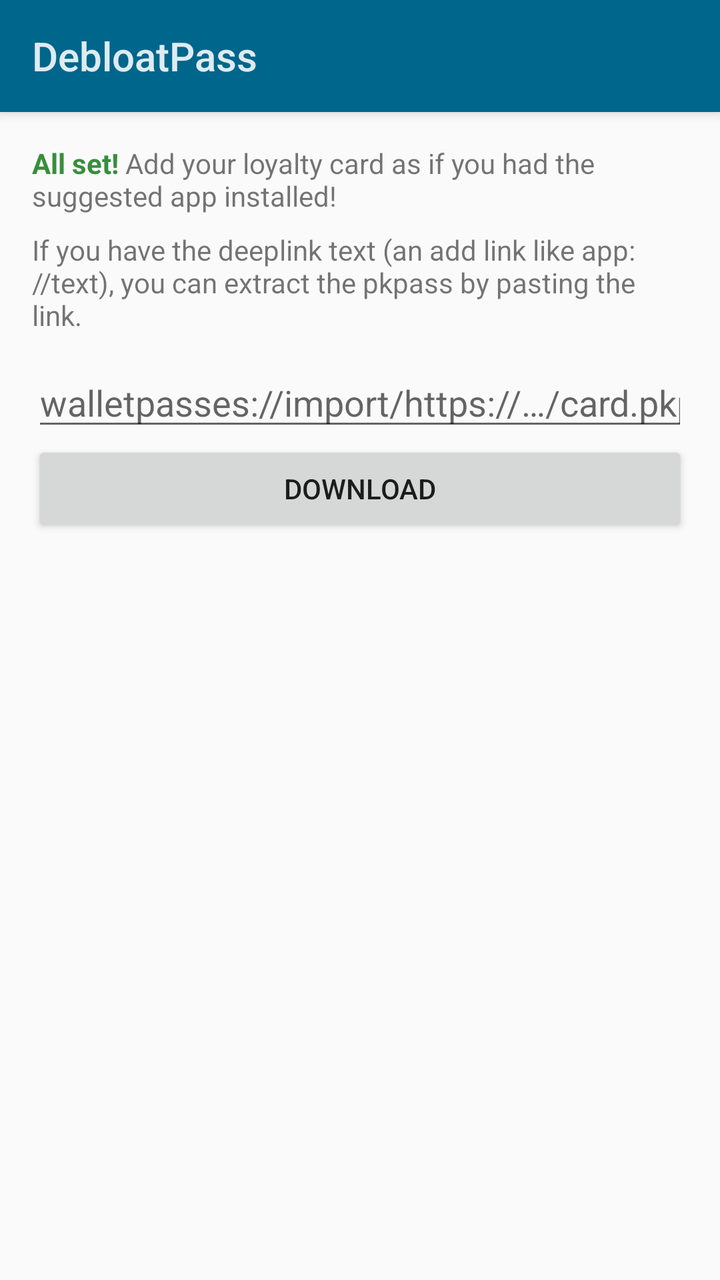
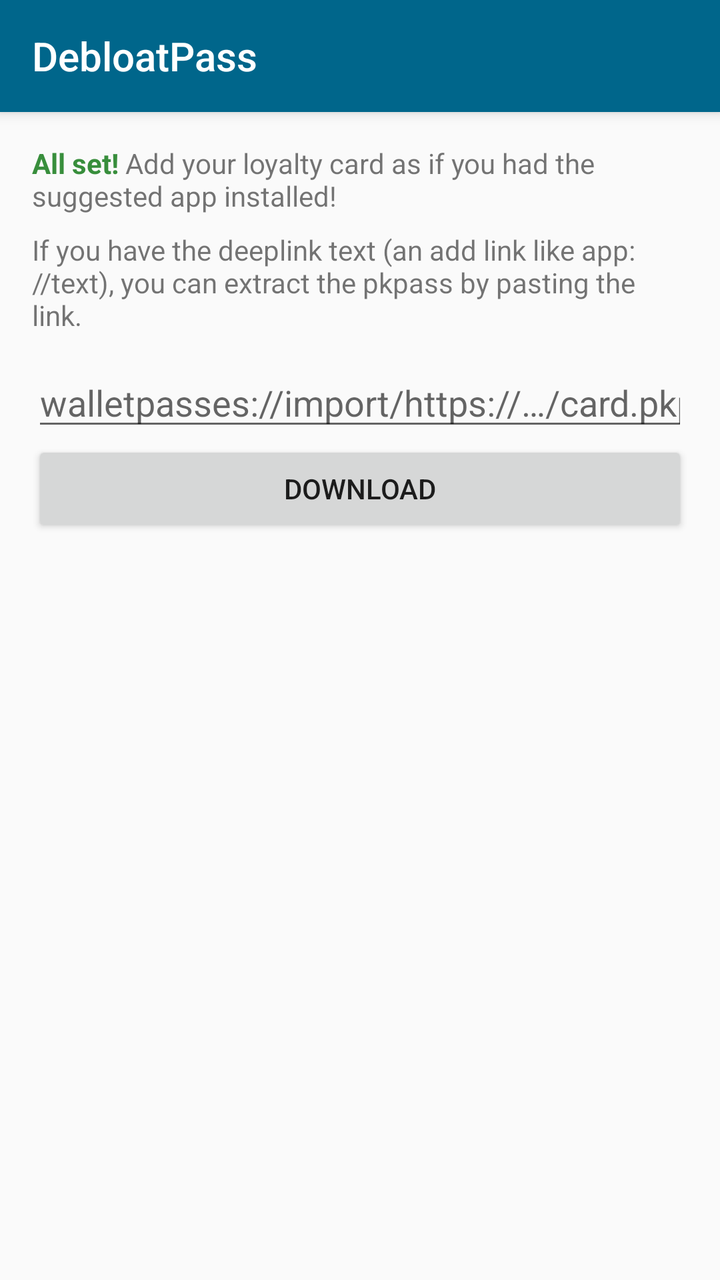

An Android layout rendered at two revisions. The XML below is the earlier revision; the diff shows what the commit changed to produce the second picture.
<!-- AndroidManifest.xml: application theme AppTheme -->
<!-- res/layout/activity_import.xml -->
<?xml version="1.0" encoding="utf-8"?>
<LinearLayout xmlns:android="http://schemas.android.com/apk/res/android"
    android:id="@+id/root"
    android:layout_width="match_parent"
    android:layout_height="match_parent"
    android:orientation="vertical">

    <Toolbar
        android:id="@+id/toolbar"
        android:layout_width="match_parent"
        android:layout_height="wrap_content"
        android:background="?android:attr/colorPrimary"
        android:elevation="4dp"
        android:minHeight="?android:attr/actionBarSize"
        android:theme="@android:style/ThemeOverlay.Material.Dark.ActionBar"
        android:title="@string/app_name" />

    <ScrollView
        android:id="@+id/scroll"
        android:layout_width="match_parent"
        android:layout_height="0dp"
        android:layout_weight="1"
        android:clipToPadding="false"
        android:fillViewport="true">

        <LinearLayout
            android:layout_width="match_parent"
            android:layout_height="wrap_content"
            android:orientation="vertical"
            android:padding="16dp">

            
            <TextView
                android:id="@+id/intro_status"
                android:layout_width="match_parent"
                android:layout_height="wrap_content"
                android:text="@string/intro_ready"
                android:textAppearance="?android:attr/textAppearanceSmall" />

            <TextView
                android:id="@+id/intro_paste"
                android:layout_width="match_parent"
                android:layout_height="wrap_content"
                android:layout_marginTop="8dp"
                android:text="@string/intro_paste"
                android:textAppearance="?android:attr/textAppearanceSmall" />

            <EditText
                android:id="@+id/url"
                android:layout_width="match_parent"
                android:layout_height="wrap_content"
                android:layout_marginTop="12dp"
                android:hint="@string/hint_url"
                android:importantForAutofill="no"
                android:inputType="textUri"
                android:imeOptions="actionGo" />

            <Button
                android:id="@+id/fetch"
                android:layout_width="match_parent"
                android:layout_height="wrap_content"
                android:text="@string/fetch" />

            <ProgressBar
                android:id="@+id/progress"
                android:layout_width="wrap_content"
                android:layout_height="wrap_content"
                android:layout_gravity="center_horizontal"
                android:layout_marginTop="16dp"
                android:visibility="gone" />

            <TextView
                android:id="@+id/status"
                android:layout_width="match_parent"
                android:layout_height="wrap_content"
                android:layout_marginTop="16dp"
                android:textAppearance="?android:attr/textAppearanceMedium"
                android:textIsSelectable="true" />

            <LinearLayout
                android:id="@+id/actions"
                android:layout_width="match_parent"
                android:layout_height="wrap_content"
                android:layout_marginTop="16dp"
                android:orientation="vertical"
                android:visibility="gone">

                <Button
                    android:id="@+id/open"
                    android:layout_width="match_parent"
                    android:layout_height="wrap_content"
                    android:text="@string/open" />

                <Button
                    android:id="@+id/share"
                    android:layout_width="match_parent"
                    android:layout_height="wrap_content"
                    android:text="@string/share" />

                <Button
                    android:id="@+id/save"
                    android:layout_width="match_parent"
                    android:layout_height="wrap_content"
                    android:text="@string/save" />
            </LinearLayout>
        </LinearLayout>
    </ScrollView>
</LinearLayout>
<!-- resources referenced by this layout -->
<resources>
  <string name="app_name" translatable="false">DebloatPass</string>
  <string name="fetch">Download</string>
  <string name="hint_url" translatable="false">walletpasses://import/https://…/card.pkpass</string>
  <string name="intro_paste">If you have the deeplink text (an add link like app://text), you can extract the pkpass by pasting the link.</string>
  <string name="intro_ready"><font color="#388E3C"><b>All set!</b></font> Add your loyalty card as if you had the suggested app installed!</string>
  <string name="open">Open in wallet</string>
  <string name="save">Save file</string>
  <string name="share">Share</string>
  <style name="AppTheme" parent="android:Theme.Material.Light.NoActionBar">
          <item name="android:colorPrimary">@color/brand</item>
          <item name="android:colorPrimaryDark">@color/brand_dark</item>
          <item name="android:colorAccent">@color/brand_accent</item>
      </style>
  <color name="brand">#2E7D32</color>
  <color name="brand_dark">#1B5E20</color>
  <color name="brand_accent">#388E3C</color>
</resources>

<!-- the commit's change to res/layout/activity_import.xml (unified diff, before → after) -->
@@ -5,15 +5,23 @@
     android:layout_height="match_parent"
     android:orientation="vertical">
 
+    
+    <View
+        android:id="@+id/status_bar_bg"
+        android:layout_width="match_parent"
+        android:layout_height="0dp"
+        android:background="?android:attr/colorPrimary" />
+
+    
     <Toolbar
         android:id="@+id/toolbar"
         android:layout_width="match_parent"
-        android:layout_height="wrap_content"
+        android:layout_height="?android:attr/actionBarSize"
         android:background="?android:attr/colorPrimary"
         android:elevation="4dp"
-        android:minHeight="?android:attr/actionBarSize"
         android:theme="@android:style/ThemeOverlay.Material.Dark.ActionBar"
-        android:title="@string/app_name" />
+        android:title="@string/app_name"
+        android:titleTextColor="@android:color/white" />
 
     <ScrollView
         android:id="@+id/scroll"
